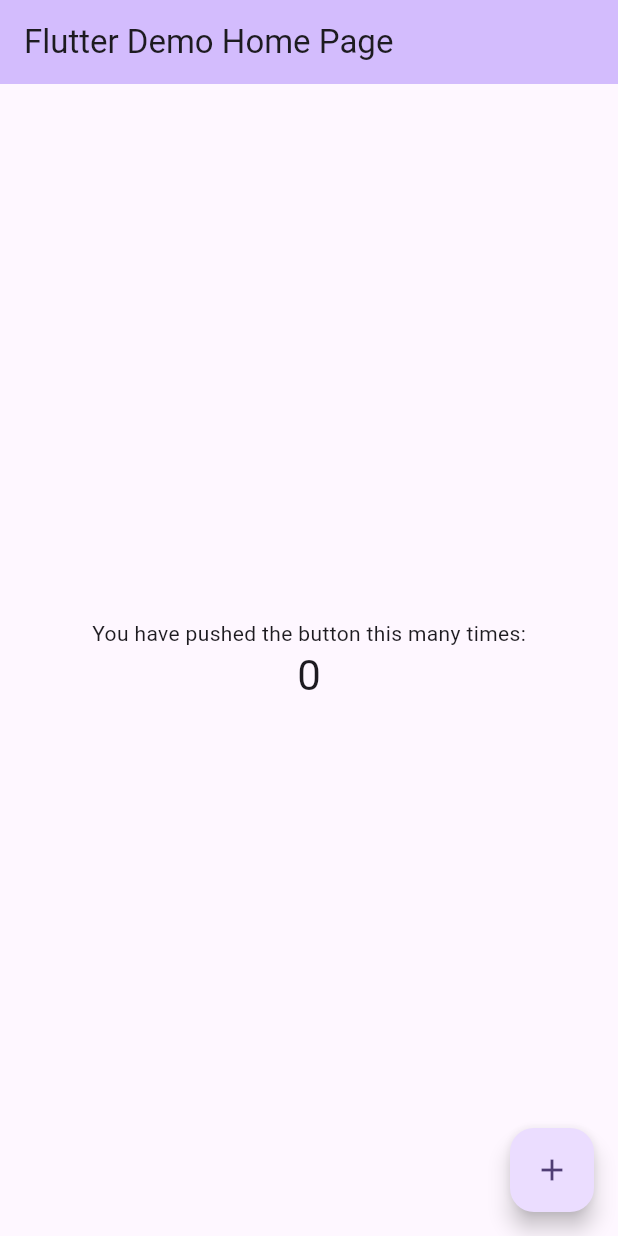
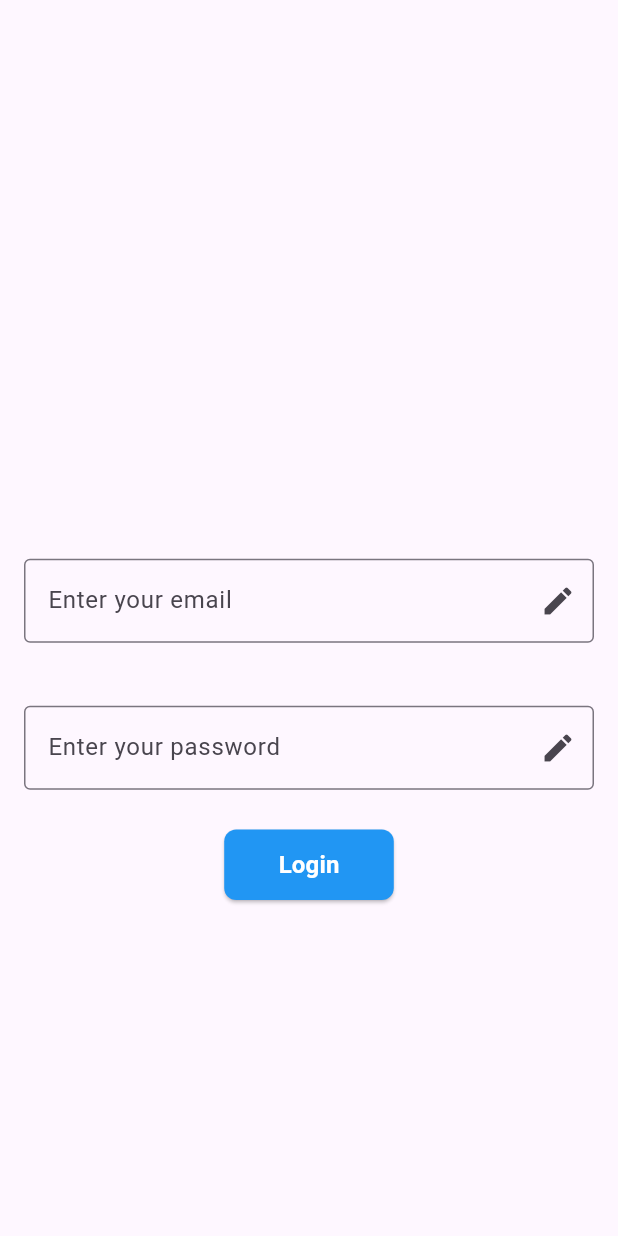
Before and after one commit to kmsdkmsd007/api_integration, a Flutter app: the screen it shows after launch, on a phone screen of 412 x 824 dp. Run offline on Flutter 3.47's test engine with Material 3 defaults, Android fonts, the phone set to English and light mode, and no system bars; our stand-ins replace bloc, dartz, equatable; missing offline and left inert: dart:ffi.

```diff
--- a/lib/features/login/presentation/bloc/login_state.dart
+++ b/lib/features/login/presentation/bloc/login_state.dart
@@ -5,17 +5,20 @@ enum LoginStatus { initial, loading, success, failure }
 class LoginState extends Equatable {
   const LoginState({
     this.email = '',
+    this.token = '',
     this.password = '',
     this.message = '',
     this.loginStatus = LoginStatus.initial,
   });
   final String email;
+  final String token;
   final String password;
   final String message;
   final LoginStatus loginStatus;
   LoginState copyWith({
     String? email,
     String? password,
+    String? token,
     String? message,
     LoginStatus? loginStatus,
   }) {
@@ -23,10 +26,11 @@ class LoginState extends Equatable {
       email: email ?? this.email,
       password: password ?? this.password,
       message: message ?? this.message,
+      token: token ?? this.token,
       loginStatus: loginStatus ?? this.loginStatus,
     );
   }
 
   @override
-  List<Object> get props => [email, password];
+  List<Object> get props => [email, password, token, message, loginStatus];
 }
--- /dev/null
+++ b/lib/features/login/presentation/pages/Login_page.dart
@@ -0,0 +1,30 @@
+import 'package:dummy/features/login/presentation/widgets/custom_button.dart';
+import 'package:dummy/features/login/presentation/widgets/text_widget.dart';
+import 'package:flutter/material.dart';
+
+class LoginPage extends StatefulWidget {
+  const LoginPage({super.key});
+
+  @override
+  State<LoginPage> createState() => _LoginPageState();
+}
+
+class _LoginPageState extends State<LoginPage> {
+  @override
+  Widget build(BuildContext context) {
+    return Scaffold(
+      body: Center(
+        child: Column(
+          mainAxisAlignment: MainAxisAlignment.center,
+          spacing: 10,
+          children: [
+            SizedBox(height: 123),
+            EmailWidget(text: 'Enter your email'),
+            EmailWidget(text: 'Enter your password'),
+            CustomButton(label: '   Login   ', onPressed: () {}),
+          ],
+        ),
+      ),
+    );
+  }
+}
--- /dev/null
+++ b/lib/features/login/presentation/widgets/custom_button.dart
@@ -0,0 +1,37 @@
+import 'package:flutter/material.dart';
+
+class CustomButton extends StatelessWidget {
+  final String label;
+  final VoidCallback onPressed;
+  final Color color;
+  final double borderRadius;
+  final TextStyle textStyle;
+
+  const CustomButton({
+    super.key,
+    required this.label,
+    required this.onPressed,
+    this.color = Colors.blue,
+    this.borderRadius = 8.0,
+    this.textStyle = const TextStyle(
+      color: Colors.white,
+      fontSize: 16,
+      fontWeight: FontWeight.bold,
+    ),
+  });
+
+  @override
+  Widget build(BuildContext context) {
+    return ElevatedButton(
+      style: ElevatedButton.styleFrom(
+        backgroundColor: color,
+        shape: RoundedRectangleBorder(
+          borderRadius: BorderRadius.circular(borderRadius),
+        ),
+        padding: const EdgeInsets.symmetric(horizontal: 24, vertical: 12),
+      ),
+      onPressed: onPressed,
+      child: Text(label, style: textStyle),
+    );
+  }
+}
--- /dev/null
+++ b/lib/features/login/presentation/widgets/text_widget.dart
@@ -0,0 +1,57 @@
+import 'package:flutter/material.dart';
+
+class EmailWidget extends StatefulWidget {
+  const EmailWidget({super.key, required this.text});
+  final String text;
+
+  @override
+  EmailWidgetState createState() => EmailWidgetState();
+}
+
+class EmailWidgetState extends State<EmailWidget> {
+  final FocusNode _focusNode = FocusNode();
+  final TextEditingController _controller = TextEditingController();
+
+  @override
+  void initState() {
+    super.initState();
+
+    _focusNode.addListener(() {
+      if (_focusNode.hasFocus) {
+        print('TextField gained focus');
+      } else {
+        print('TextField lost focus');
+      }
+    });
+  }
+
+  @override
+  void dispose() {
+    _focusNode.dispose();
+    _controller.dispose();
+    super.dispose();
+  }
+
+  @override
+  Widget build(BuildContext context) {
+    return Padding(
+      padding: const EdgeInsets.all(16.0),
+      child: Center(
+        child: TextFormField(
+          controller: _controller,
+          focusNode: _focusNode,
+          decoration: InputDecoration(
+            labelText: widget.text,
+            border: OutlineInputBorder(),
+            suffixIcon: IconButton(
+              icon: Icon(Icons.edit),
+              onPressed: () {
+                FocusScope.of(context).requestFocus(_focusNode);
+              },
+            ),
+          ),
+        ),
+      ),
+    );
+  }
+}
--- /dev/null
+++ b/lib/features/login/presentation/widgets/widget.dart
@@ -0,0 +1,2 @@
+export 'text_widget.dart';
+export 'custom_button.dart';
--- a/lib/main.dart
+++ b/lib/main.dart
@@ -1,3 +1,4 @@
+import 'package:dummy/features/login/presentation/pages/Login_page.dart';
 import 'package:flutter/material.dart';
 
 void main() {
@@ -13,110 +14,9 @@ class MyApp extends StatelessWidget {
     return MaterialApp(
       title: 'Flutter Demo',
       theme: ThemeData(
-        // This is the theme of your application.
-        //
-        // TRY THIS: Try running your application with "flutter run". You'll see
-        // the application has a purple toolbar. Then, without quitting the app,
-        // try changing the seedColor in the colorScheme below to Colors.green
-        // and then invoke "hot reload" (save your changes or press the "hot
-        // reload" button in a Flutter-supported IDE, or press "r" if you used
-        // the command line to start the app).
-        //
-        // Notice that the counter didn't reset back to zero; the application
-        // state is not lost during the reload. To reset the state, use hot
-        // restart instead.
-        //
-        // This works for code too, not just values: Most code changes can be
-        // tested with just a hot reload.
         colorScheme: ColorScheme.fromSeed(seedColor: Colors.deepPurple),
       ),
-      home: const MyHomePage(title: 'Flutter Demo Home Page'),
+      home: const LoginPage(),
     );
   }
 }
-
-class MyHomePage extends StatefulWidget {
-  const MyHomePage({super.key, required this.title});
-
-  // This widget is the home page of your application. It is stateful, meaning
-  // that it has a State object (defined below) that contains fields that affect
-  // how it looks.
-
-  // This class is the configuration for the state. It holds the values (in this
-  // case the title) provided by the parent (in this case the App widget) and
-  // used by the build method of the State. Fields in a Widget subclass are
-  // always marked "final".
-
-  final String title;
-
-  @override
-  State<MyHomePage> createState() => _MyHomePageState();
-}
-
-class _MyHomePageState extends State<MyHomePage> {
-  int _counter = 0;
-
-  void _incrementCounter() {
-    setState(() {
-      // This call to setState tells the Flutter framework that something has
-      // changed in this State, which causes it to rerun the build method below
-      // so that the display can reflect the updated values. If we changed
-      // _counter without calling setState(), then the build method would not be
-      // called again, and so nothing would appear to happen.
-      _counter++;
-    });
-  }
-
-  @override
-  Widget build(BuildContext context) {
-    // This method is rerun every time setState is called, for instance as done
-    // by the _incrementCounter method above.
-    //
-    // The Flutter framework has been optimized to make rerunning build methods
-    // fast, so that you can just rebuild anything that needs updating rather
-    // than having to individually change instances of widgets.
-    return Scaffold(
-      appBar: AppBar(
-        // TRY THIS: Try changing the color here to a specific color (to
-        // Colors.amber, perhaps?) and trigger a hot reload to see the AppBar
-        // change color while the other colors stay the same.
-        backgroundColor: Theme.of(context).colorScheme.inversePrimary,
-        // Here we take the value from the MyHomePage object that was created by
-        // the App.build method, and use it to set our appbar title.
-        title: Text(widget.title),
-      ),
-      body: Center(
-        // Center is a layout widget. It takes a single child and positions it
-        // in the middle of the parent.
-        child: Column(
-          // Column is also a layout widget. It takes a list of children and
-          // arranges them vertically. By default, it sizes itself to fit its
-          // children horizontally, and tries to be as tall as its parent.
-          //
-          // Column has various properties to control how it sizes itself and
-          // how it positions its children. Here we use mainAxisAlignment to
-          // center the children vertically; the main axis here is the vertical
-          // axis because Columns are vertical (the cross axis would be
-          // horizontal).
-          //
-          // TRY THIS: Invoke "debug painting" (choose the "Toggle Debug Paint"
-          // action in the IDE, or press "p" in the console), to see the
-          // wireframe for each widget.
-          mainAxisAlignment: MainAxisAlignment.center,
-          children: <Widget>[
-            const Text('You have pushed the button this many times:'),
-            Text(
-              '$_counter',
-              style: Theme.of(context).textTheme.headlineMedium,
-            ),
-          ],
-        ),
-      ),
-      floatingActionButton: FloatingActionButton(
-        onPressed: _incrementCounter,
-        tooltip: 'Increment',
-        child: const Icon(Icons.add),
-      ), // This trailing comma makes auto-formatting nicer for build methods.
-    );
-  }
-}
```
Also changed, not shown: lib/features/login/presentation/bloc/login_event.dart (+7 -0 lines), pubspec.yaml (+4 -3 lines), pubspec.lock, 1 other file.
